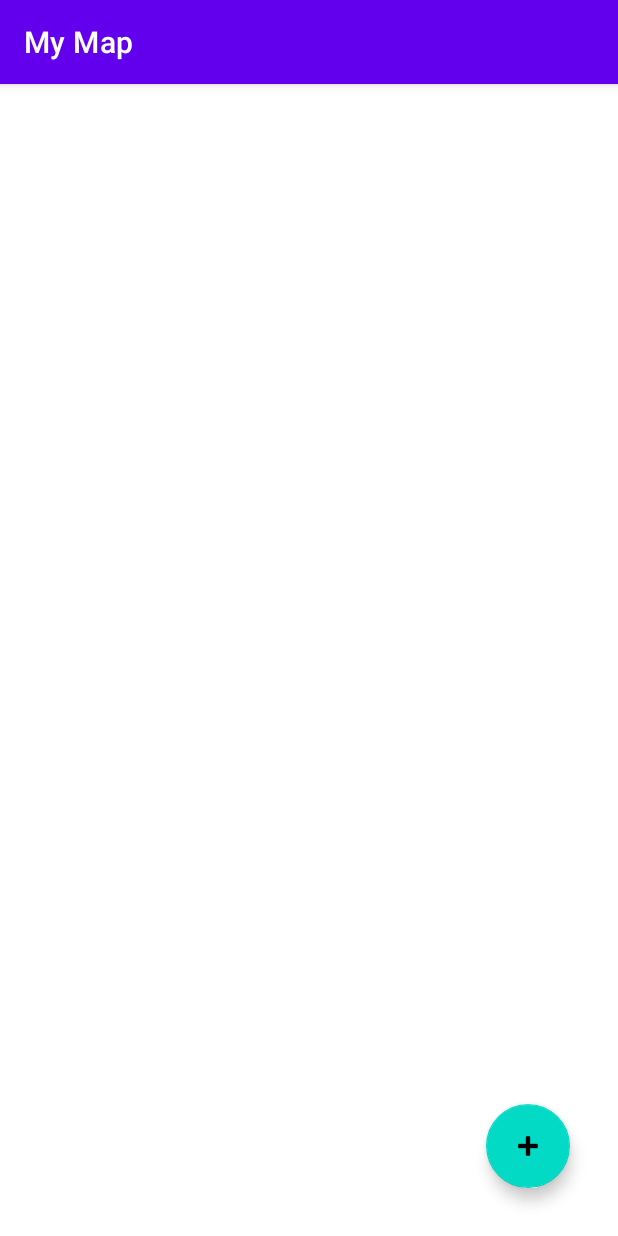
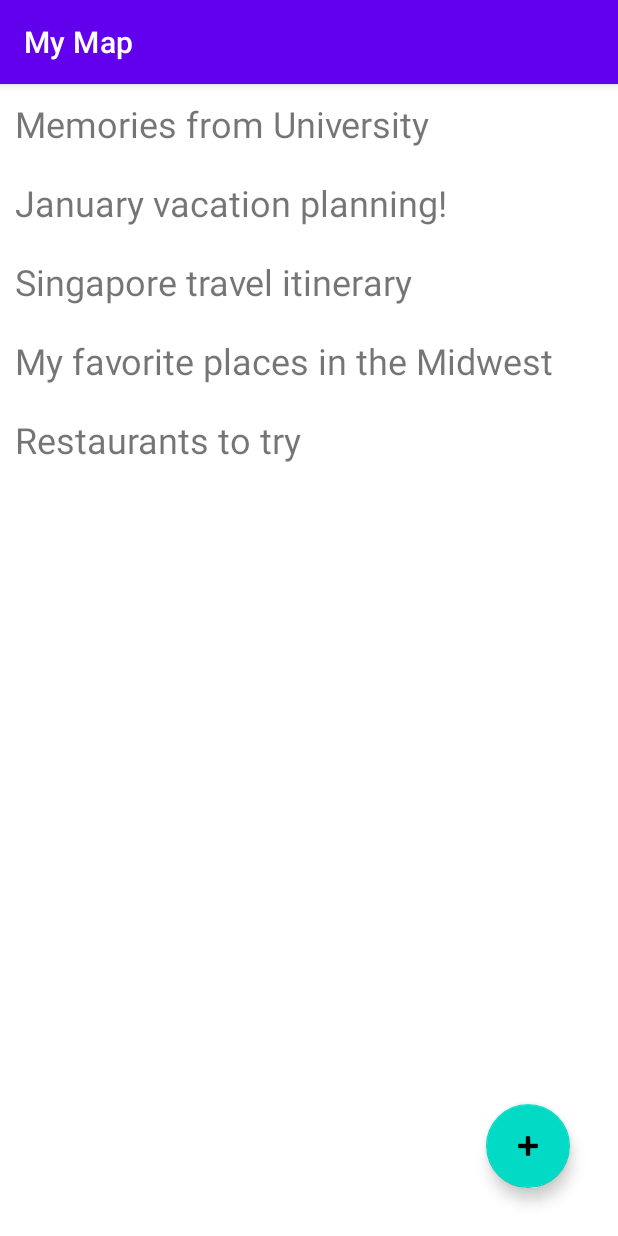
Before and after one commit to MSJSurprise/MyMaps, an Android app: the screen it shows after launch (MainActivity), on a phone screen of 412 x 824 dp. Run offline under Robolectric (Android 15) with nearby library versions, the phone set to English and light mode, and no system bars.

Commit message:
Map Updates

```diff
--- a/app/src/main/java/com/example/mymap/MainActivity.kt
+++ b/app/src/main/java/com/example/mymap/MainActivity.kt
@@ -32,9 +32,9 @@ class MainActivity : AppCompatActivity() {
 
         userMaps = deserializeUserMaps(this).toMutableList()
 //        For generated samples
-//        val userMapsFromFile = deserializeUserMaps(this)
-//        userMaps = generateSampleData().toMutableList()
-//        userMaps.addAll(userMapsFromFile)
+        val userMapsFromFile = deserializeUserMaps(this)
+        userMaps = generateSampleData().toMutableList()
+        userMaps.addAll(userMapsFromFile)
         val rvMaps: RecyclerView = findViewById(R.id.rvMaps)
         rvMaps.layoutManager = LinearLayoutManager(this)
         mapAdapter = Mapsadapter(this, userMaps, object: Mapsadapter.OnClickListener{
@@ -42,6 +42,7 @@ class MainActivity : AppCompatActivity() {
                 val intent = Intent(this@MainActivity,DisplayMapActivity::class.java)
                 intent.putExtra(EXTRA_USER_MAP, userMaps[position])
                 startActivity(intent)
+                overridePendingTransition(R.anim.slide_in_right,R.anim.slide_out_left)
             }
         })
         rvMaps.adapter = mapAdapter
--- a/app/src/main/java/com/example/mymap/Mapsadapter.kt
+++ b/app/src/main/java/com/example/mymap/Mapsadapter.kt
@@ -15,7 +15,7 @@ class Mapsadapter(val context: Context, val userMap: List<UserMap>, val onClickL
     }
 
     override fun onCreateViewHolder(parent: ViewGroup, viewType: Int): ViewHolder {
-        val view = LayoutInflater.from(context).inflate(android.R.layout.simple_list_item_1, parent, false)
+        val view = LayoutInflater.from(context).inflate(R.layout.item_user_map, parent, false)
         return ViewHolder(view)
     }
 
@@ -24,7 +24,7 @@ class Mapsadapter(val context: Context, val userMap: List<UserMap>, val onClickL
         holder.itemView.setOnClickListener {
             onClickListener.onItemClick(position)
         }
-        val textViewTitle = holder.itemView.findViewById<TextView>(android.R.id.text1)
+        val textViewTitle = holder.itemView.findViewById<TextView>(R.id.tvMapTitle)
         textViewTitle.text = userMap.title
     }
 
--- /dev/null
+++ b/app/src/main/res/anim/slide_in_right.xml
@@ -0,0 +1,7 @@
+<?xml version="1.0" encoding="utf-8"?>
+<set xmlns:android="http://schemas.android.com/apk/res/android">
+    <translate android:fromXDelta="50%p" android:toXDelta="0"
+        android:duration="@android:integer/config_mediumAnimTime"/>
+    <alpha android:fromAlpha="0.0" android:toAlpha="1.0"
+        android:duration="@android:integer/config_mediumAnimTime" />
+</set>
--- /dev/null
+++ b/app/src/main/res/anim/slide_out_left.xml
@@ -0,0 +1,7 @@
+<?xml version="1.0" encoding="utf-8"?>
+<set xmlns:android="http://schemas.android.com/apk/res/android">
+    <translate android:fromXDelta="0" android:toXDelta="-50%p"
+        android:duration="@android:integer/config_mediumAnimTime"/>
+    <alpha android:fromAlpha="1.0" android:toAlpha="0.0"
+        android:duration="@android:integer/config_mediumAnimTime" />
+</set>
--- /dev/null
+++ b/app/src/main/res/layout/item_user_map.xml
@@ -0,0 +1,12 @@
+<?xml version="1.0" encoding="utf-8"?>
+<TextView xmlns:android="http://schemas.android.com/apk/res/android"
+    xmlns:tools="http://schemas.android.com/tools"
+    android:id="@+id/tvMapTitle"
+    android:layout_width="match_parent"
+    android:layout_height="wrap_content"
+    android:background="?attr/selectableItemBackground"
+    android:padding="10dp"
+    android:textSize="24sp"
+    tools:text="Singapore Itinerary!">
+
+</TextView>
```
